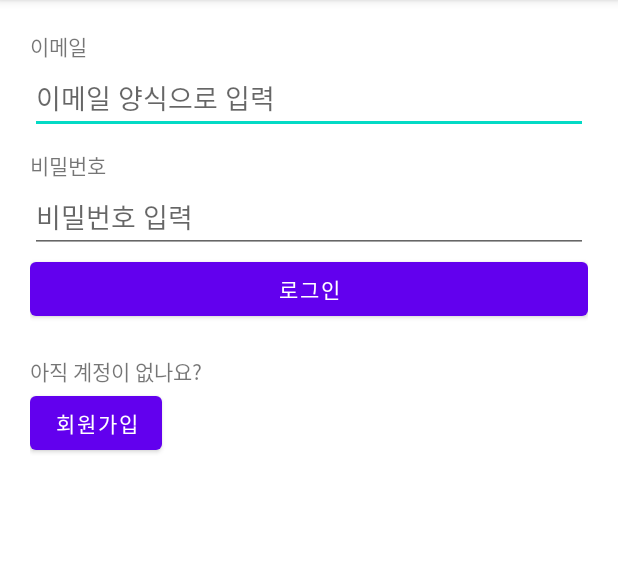
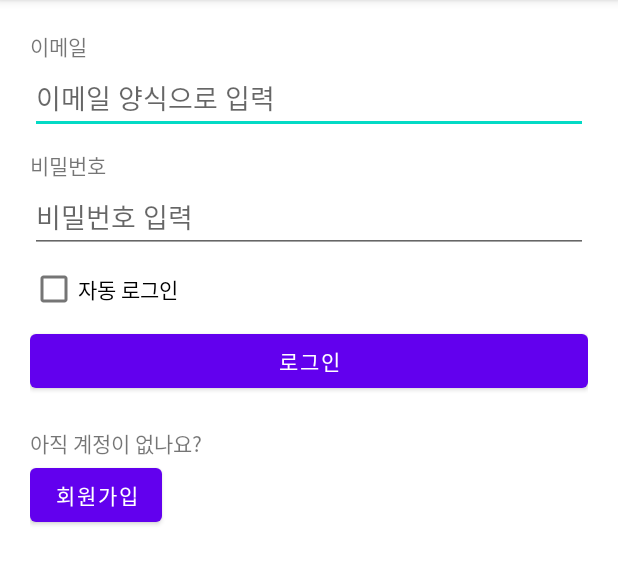
Before and after one commit to rlausw1/Colosseum_20210903, an Android app: the screen it shows after launch (SignInActivity), on a phone screen of 412 x 824 dp, the part 84-669 px from its top. Run offline under Robolectric (Android 15) with nearby library versions, the phone set to English and light mode, and no system bars.

Commit message:
SignIn화면 변경 - 자동 로그인 체크박스

```diff
--- a/app/src/main/res/layout/activity_sign_in.xml
+++ b/app/src/main/res/layout/activity_sign_in.xml
@@ -32,6 +32,12 @@
         android:layout_height="wrap_content"
         android:hint="비밀번호 입력"
         android:inputType="textPassword" />
+
+    <CheckBox
+        android:id="@+id/autiLoginCheckBox"
+        android:layout_width="wrap_content"
+        android:layout_height="wrap_content"
+        android:text="자동 로그인"/>
 
     <Button
         android:id="@+id/signInBtn"
```
Also changed, not shown: app/src/main/java/com/nepplus/colosseum_20210903/SignInActivity.kt (+14 -11 lines).
